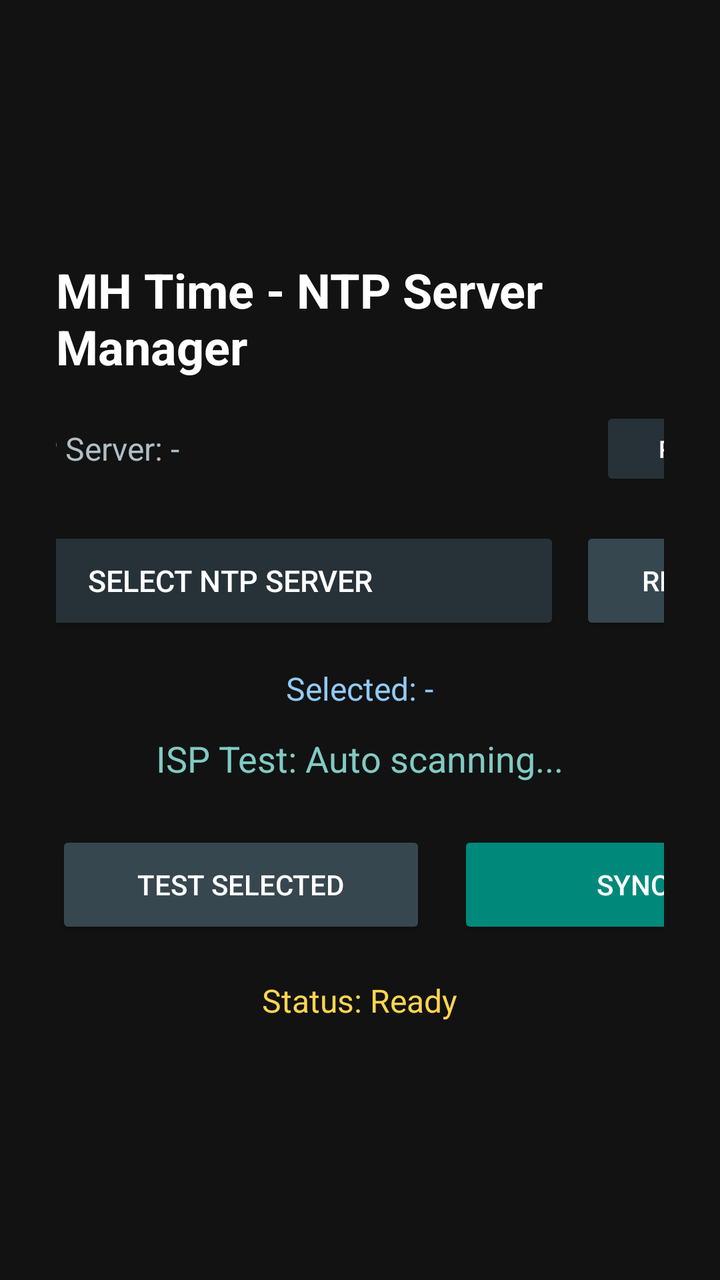
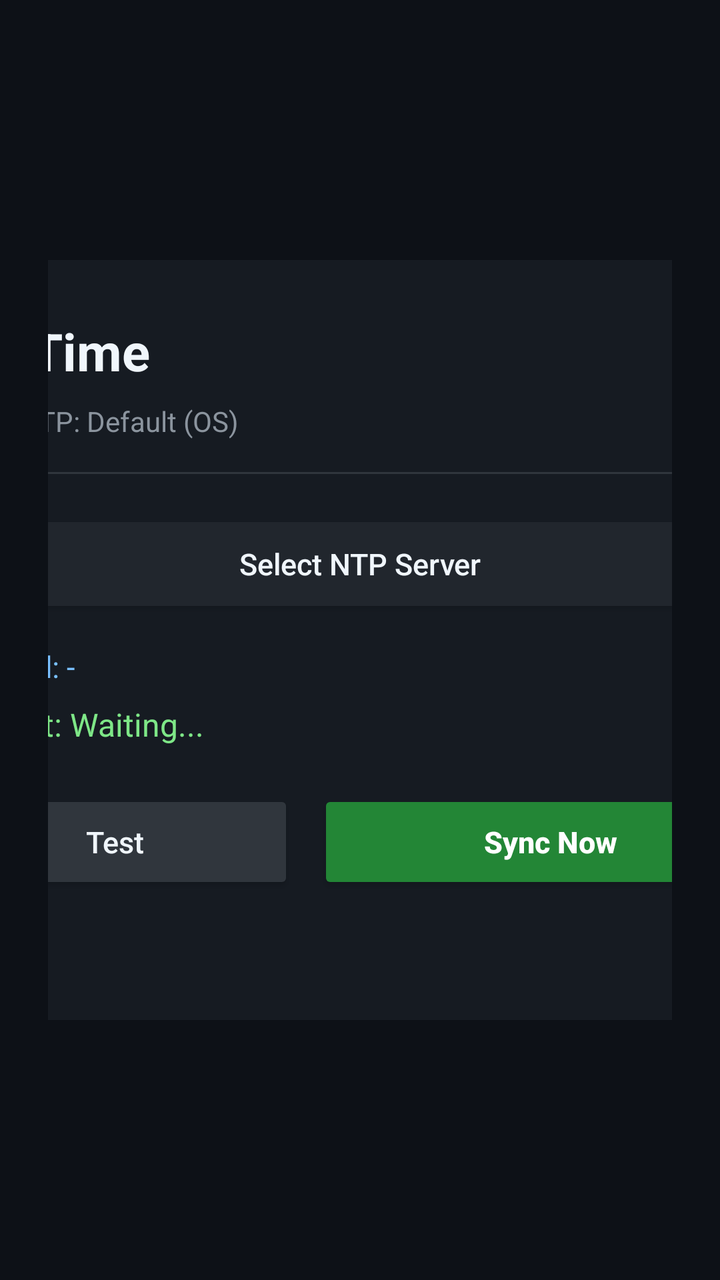

Before-and-after screenshots of an Android layout around one commit, followed by the original layout XML and the change that was made.
<!-- AndroidManifest.xml: application theme Theme.AppCompat.NoActionBar -->
<!-- res/layout/activity_main.xml -->
<?xml version="1.0" encoding="utf-8"?>
<LinearLayout xmlns:android="http://schemas.android.com/apk/res/android"
    android:layout_width="match_parent"
    android:layout_height="match_parent"
    android:background="#121212"
    android:gravity="center"
    android:orientation="vertical"
    android:padding="28dp">

    <TextView
        android:id="@+id/tvTitle"
        android:layout_width="wrap_content"
        android:layout_height="wrap_content"
        android:text="MH Time - NTP Server Manager"
        android:textColor="#FFFFFF"
        android:textSize="24sp"
        android:textStyle="bold" />

    <LinearLayout
        android:layout_width="460dp"
        android:layout_height="wrap_content"
        android:layout_marginTop="14dp"
        android:gravity="center"
        android:orientation="horizontal">

        <TextView
            android:id="@+id/tvCurrentNtp"
            android:layout_width="0dp"
            android:layout_height="wrap_content"
            android:layout_weight="1"
            android:text="Active NTP Server: -"
            android:textColor="#B0BEC5"
            android:textSize="16sp" />

        <Button
            android:id="@+id/btnRefreshCurrent"
            android:layout_width="110dp"
            android:layout_height="42dp"
            android:backgroundTint="#263238"
            android:focusable="true"
            android:text="Refresh"
            android:textColor="#FFFFFF"
            android:textSize="12sp" />
    </LinearLayout>

    <LinearLayout
        android:layout_width="460dp"
        android:layout_height="wrap_content"
        android:layout_marginTop="18dp"
        android:gravity="center_vertical"
        android:orientation="horizontal">

        <Button
            android:id="@+id/btnOpenServerDialog"
            android:layout_width="0dp"
            android:layout_height="54dp"
            android:layout_marginEnd="10dp"
            android:layout_weight="1"
            android:backgroundTint="#263238"
            android:focusable="true"
            android:text="Select NTP Server"
            android:textColor="#FFFFFF"
            android:textSize="15sp" />

        <Button
            android:id="@+id/btnRescanAll"
            android:layout_width="120dp"
            android:layout_height="54dp"
            android:backgroundTint="#37474F"
            android:focusable="true"
            android:text="Re-scan"
            android:textColor="#FFFFFF"
            android:textSize="14sp" />
    </LinearLayout>

    <TextView
        android:id="@+id/tvSelectedTarget"
        android:layout_width="wrap_content"
        android:layout_height="wrap_content"
        android:layout_marginTop="16dp"
        android:text="Selected: -"
        android:textColor="#90CAF9"
        android:textSize="16sp" />

    <TextView
        android:id="@+id/tvTestResult"
        android:layout_width="wrap_content"
        android:layout_height="wrap_content"
        android:layout_marginTop="12dp"
        android:text="ISP Test: Auto scanning..."
        android:textColor="#80CBC4"
        android:textSize="18sp" />

    <LinearLayout
        android:layout_width="wrap_content"
        android:layout_height="wrap_content"
        android:layout_marginTop="24dp"
        android:orientation="horizontal">

        <Button
            android:id="@+id/btnTestServer"
            android:layout_width="185dp"
            android:layout_height="54dp"
            android:layout_marginEnd="16dp"
            android:backgroundTint="#37474F"
            android:focusable="true"
            android:text="Test Selected"
            android:textColor="#FFFFFF" />

        <Button
            android:id="@+id/btnSyncNow"
            android:layout_width="210dp"
            android:layout_height="54dp"
            android:backgroundTint="#00897B"
            android:focusable="true"
            android:text="Sync Now"
            android:textColor="#FFFFFF" />
    </LinearLayout>

    <TextView
        android:id="@+id/tvSyncStatus"
        android:layout_width="wrap_content"
        android:layout_height="wrap_content"
        android:layout_marginTop="20dp"
        android:text="Status: Ready"
        android:textColor="#FFD54F"
        android:textSize="16sp" />

</LinearLayout>
<!-- resources referenced by this layout -->
<resources>

</resources>

<!-- the commit's change to res/layout/activity_main.xml (unified diff, before → after) -->
@@ -1,129 +1,130 @@
 <?xml version="1.0" encoding="utf-8"?>
-<LinearLayout xmlns:android="http://schemas.android.com/apk/res/android"
+<FrameLayout xmlns:android="http://schemas.android.com/apk/res/android"
     android:layout_width="match_parent"
     android:layout_height="match_parent"
-    android:background="#121212"
-    android:gravity="center"
-    android:orientation="vertical"
-    android:padding="28dp">
-
-    <TextView
-        android:id="@+id/tvTitle"
-        android:layout_width="wrap_content"
-        android:layout_height="wrap_content"
-        android:text="MH Time - NTP Server Manager"
-        android:textColor="#FFFFFF"
-        android:textSize="24sp"
-        android:textStyle="bold" />
+    android:background="#0D1117"
+    android:padding="24dp">
 
     <LinearLayout
-        android:layout_width="460dp"
+        android:layout_width="480dp"
         android:layout_height="wrap_content"
-        android:layout_marginTop="14dp"
-        android:gravity="center"
-        android:orientation="horizontal">
+        android:layout_gravity="center"
+        android:background="#161B22"
+        android:orientation="vertical"
+        android:padding="28dp">
+
+        <TextView
+            android:id="@+id/tvTitle"
+            android:layout_width="wrap_content"
+            android:layout_height="wrap_content"
+            android:text="MH Time"
+            android:textColor="#F0F6FC"
+            android:textSize="26sp"
+            android:textStyle="bold" />
 
         <TextView
             android:id="@+id/tvCurrentNtp"
-            android:layout_width="0dp"
+            android:layout_width="match_parent"
             android:layout_height="wrap_content"
-            android:layout_weight="1"
-            android:text="Active NTP Server: -"
-            android:textColor="#B0BEC5"
-            android:textSize="16sp" />
+            android:layout_marginTop="8dp"
+            android:text="Active NTP: Default (OS)"
+            android:textColor="#8B949E"
+            android:textSize="14sp" />
 
-        <Button
-            android:id="@+id/btnRefreshCurrent"
-            android:layout_width="110dp"
-            android:layout_height="42dp"
-            android:backgroundTint="#263238"
-            android:focusable="true"
-            android:text="Refresh"
-            android:textColor="#FFFFFF"
-            android:textSize="12sp" />
-    </LinearLayout>
-
-    <LinearLayout
-        android:layout_width="460dp"
-        android:layout_height="wrap_content"
-        android:layout_marginTop="18dp"
-        android:gravity="center_vertical"
-        android:orientation="horizontal">
+        <View
+            android:layout_width="match_parent"
+            android:layout_height="1dp"
+            android:layout_marginTop="16dp"
+            android:background="#30363D" />
 
         <Button
             android:id="@+id/btnOpenServerDialog"
-            android:layout_width="0dp"
+            android:layout_width="match_parent"
             android:layout_height="54dp"
-            android:layout_marginEnd="10dp"
-            android:layout_weight="1"
-            android:backgroundTint="#263238"
+            android:layout_marginTop="18dp"
+            android:backgroundTint="#21262D"
             android:focusable="true"
             android:text="Select NTP Server"
-            android:textColor="#FFFFFF"
+            android:textAllCaps="false"
+            android:textColor="#F0F6FC"
             android:textSize="15sp" />
 
-        <Button
-            android:id="@+id/btnRescanAll"
-            android:layout_width="120dp"
-            android:layout_height="54dp"
-            android:backgroundTint="#37474F"
-            android:focusable="true"
-            android:text="Re-scan"
-            android:textColor="#FFFFFF"
+        <TextView
+            android:id="@+id/tvSelectedTarget"
+            android:layout_width="match_parent"
+            android:layout_height="wrap_content"
+            android:layout_marginTop="14dp"
+            android:text="Selected: -"
+            android:textColor="#79C0FF"
+            android:textSize="15sp" />
+
+        <LinearLayout
+            android:layout_width="match_parent"
+            android:layout_height="wrap_content"
+            android:layout_marginTop="8dp"
+            android:gravity="center_vertical"
+            android:orientation="horizontal">
+
+            <ProgressBar
+                android:id="@+id/progressScanning"
+                style="?android:attr/progressBarStyleSmall"
+                android:layout_width="20dp"
+                android:layout_height="20dp"
+                android:layout_marginEnd="10dp"
+                android:indeterminateTint="#58A6FF"
+                android:visibility="gone" />
+
+            <TextView
+                android:id="@+id/tvTestResult"
+                android:layout_width="0dp"
+                android:layout_height="wrap_content"
+                android:layout_weight="1"
+                android:text="ISP Test: Waiting..."
+                android:textColor="#7EE787"
+                android:textSize="16sp" />
+        </LinearLayout>
+
+        <LinearLayout
+            android:layout_width="match_parent"
+            android:layout_height="wrap_content"
+            android:layout_marginTop="22dp"
+            android:orientation="horizontal">
+
+            <Button
+                android:id="@+id/btnTestServer"
+                android:layout_width="0dp"
+                android:layout_height="52dp"
+                android:layout_marginEnd="12dp"
+                android:layout_weight="1"
+                android:backgroundTint="#30363D"
+                android:focusable="true"
+                android:text="Test"
+                android:textAllCaps="false"
+                android:textColor="#F0F6FC"
+                android:textSize="15sp" />
+
+            <Button
+                android:id="@+id/btnSyncNow"
+                android:layout_width="0dp"
+                android:layout_height="52dp"
+                android:layout_weight="1.3"
+                android:backgroundTint="#238636"
+                android:focusable="true"
+                android:text="Sync Now"
+                android:textAllCaps="false"
+                android:textColor="#FFFFFF"
+                android:textSize="15sp"
+                android:textStyle="bold" />
+        </LinearLayout>
+
+        <TextView
+            android:id="@+id/tvSyncStatus"
+            android:layout_width="match_parent"
+            android:layout_height="wrap_content"
+            android:layout_marginTop="16dp"
+            android:text="Ready"
+            android:textColor="#E3B341"
             android:textSize="14sp" />
+
     </LinearLayout>
-
-    <TextView
-        android:id="@+id/tvSelectedTarget"
-        android:layout_width="wrap_content"
-        android:layout_height="wrap_content"
-        android:layout_marginTop="16dp"
-        android:text="Selected: -"
-        android:textColor="#90CAF9"
-        android:textSize="16sp" />
-
-    <TextView
-        android:id="@+id/tvTestResult"
-        android:layout_width="wrap_content"
-        android:layout_height="wrap_content"
-        android:layout_marginTop="12dp"
-        android:text="ISP Test: Auto scanning..."
-        android:textColor="#80CBC4"
-        android:textSize="18sp" />
-
-    <LinearLayout
-        android:layout_width="wrap_content"
-        android:layout_height="wrap_content"
-        android:layout_marginTop="24dp"
-        android:orientation="horizontal">
-
-        <Button
-            android:id="@+id/btnTestServer"
-            android:layout_width="185dp"
-            android:layout_height="54dp"
-            android:layout_marginEnd="16dp"
-            android:backgroundTint="#37474F"
-            android:focusable="true"
-            android:text="Test Selected"
-            android:textColor="#FFFFFF" />
-
-        <Button
-            android:id="@+id/btnSyncNow"
-            android:layout_width="210dp"
-            android:layout_height="54dp"
-            android:backgroundTint="#00897B"
-            android:focusable="true"
-            android:text="Sync Now"
-            android:textColor="#FFFFFF" />
-    </LinearLayout>
-
-    <TextView
-        android:id="@+id/tvSyncStatus"
-        android:layout_width="wrap_content"
-        android:layout_height="wrap_content"
-        android:layout_marginTop="20dp"
-        android:text="Status: Ready"
-        android:textColor="#FFD54F"
-        android:textSize="16sp" />
-
-</LinearLayout>
+</FrameLayout>
